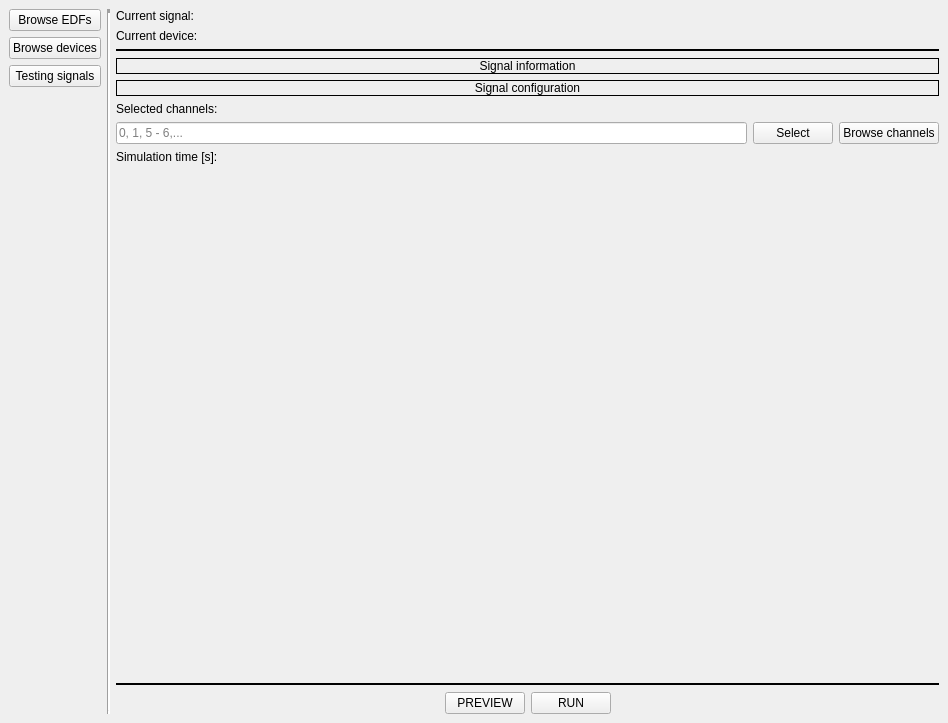
This is PyEDF-APP/gui_elements/EDFGUIDesigner.ui in Gonzalor95/TProfesional_EEG as Qt 5 draws it before an edit. The edited form follows.
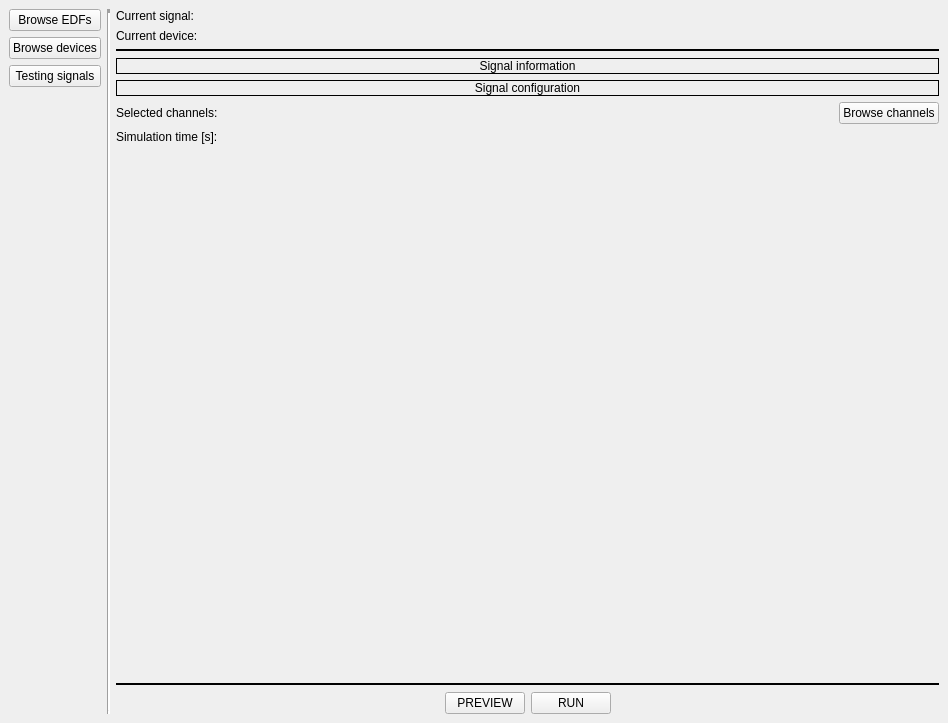
This is the edited form.

```diff
--- a/PyEDF-APP/gui_elements/EDFGUIDesigner.ui
+++ b/PyEDF-APP/gui_elements/EDFGUIDesigner.ui
@@ -185,12 +185,12 @@
      </widget>
     </item>
     <item row="5" column="2">
-     <layout class="QVBoxLayout" name="verticalLayout" stretch="0,0,0,0,0">
+     <layout class="QVBoxLayout" name="verticalLayout" stretch="0,0,0,0">
       <property name="sizeConstraint">
        <enum>QLayout::SetDefaultConstraint</enum>
       </property>
       <item>
-       <layout class="QHBoxLayout" name="horizontalLayout" stretch="0,0">
+       <layout class="QHBoxLayout" name="horizontalLayout" stretch="0,0,0">
         <property name="sizeConstraint">
          <enum>QLayout::SetDefaultConstraint</enum>
         </property>
@@ -226,42 +226,6 @@
           </property>
           <property name="text">
            <string/>
-          </property>
-         </widget>
-        </item>
-       </layout>
-      </item>
-      <item>
-       <layout class="QHBoxLayout" name="horizontalLayout_5">
-        <item>
-         <widget class="QLineEdit" name="channel_select_line_edit">
-          <property name="sizePolicy">
-           <sizepolicy hsizetype="Minimum" vsizetype="Fixed">
-            <horstretch>0</horstretch>
-            <verstretch>0</verstretch>
-           </sizepolicy>
-          </property>
-          <property name="minimumSize">
-           <size>
-            <width>0</width>
-            <height>0</height>
-           </size>
-          </property>
-          <property name="placeholderText">
-           <string>0, 1, 5 - 6,...</string>
-          </property>
-         </widget>
-        </item>
-        <item>
-         <widget class="QPushButton" name="select_channels_button">
-          <property name="sizePolicy">
-           <sizepolicy hsizetype="Fixed" vsizetype="Fixed">
-            <horstretch>0</horstretch>
-            <verstretch>0</verstretch>
-           </sizepolicy>
-          </property>
-          <property name="text">
-           <string>Select</string>
           </property>
          </widget>
         </item>
```
